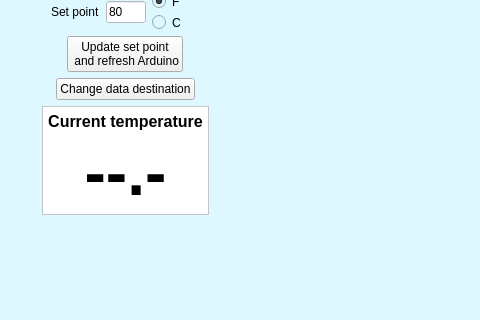
Old version of the form prooferator.ui in the repository jabezmcc/Prooferator; both pictures show x 0 to 480 and y 172 to 492 of the 1076 by 594 pixel window.
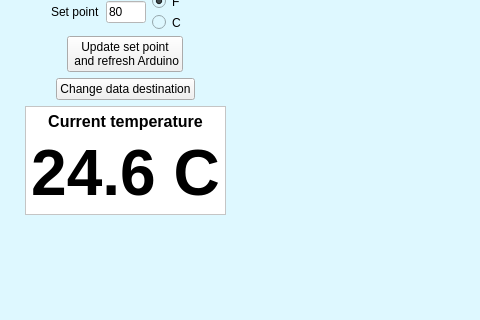
New version of the form. Icons and pictures are not drawn.

What changed in the file:
```diff
--- a/prooferator.ui
+++ b/prooferator.ui
@@ -254,7 +254,7 @@
          </property>
          <property name="maximumSize">
           <size>
-           <width>200</width>
+           <width>220</width>
            <height>16777215</height>
           </size>
          </property>
@@ -310,7 +310,7 @@
                </font>
               </property>
               <property name="text">
-               <string>--.-</string>
+               <string>24.6 C</string>
               </property>
               <property name="alignment">
                <set>Qt::AlignCenter</set>
```
